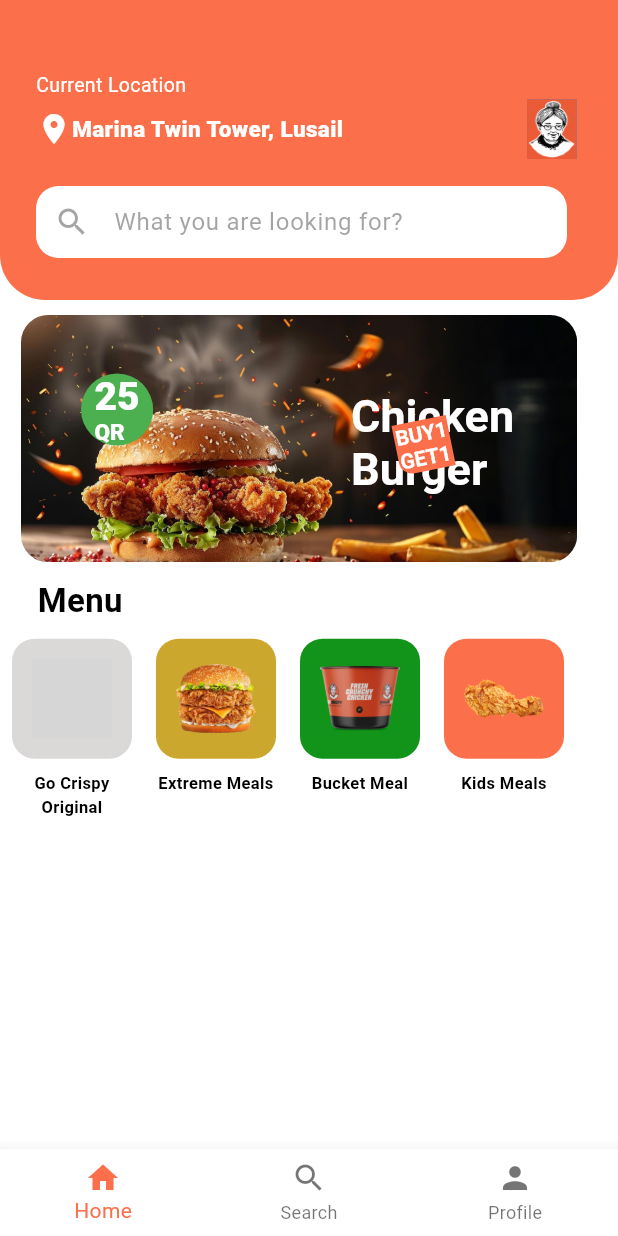
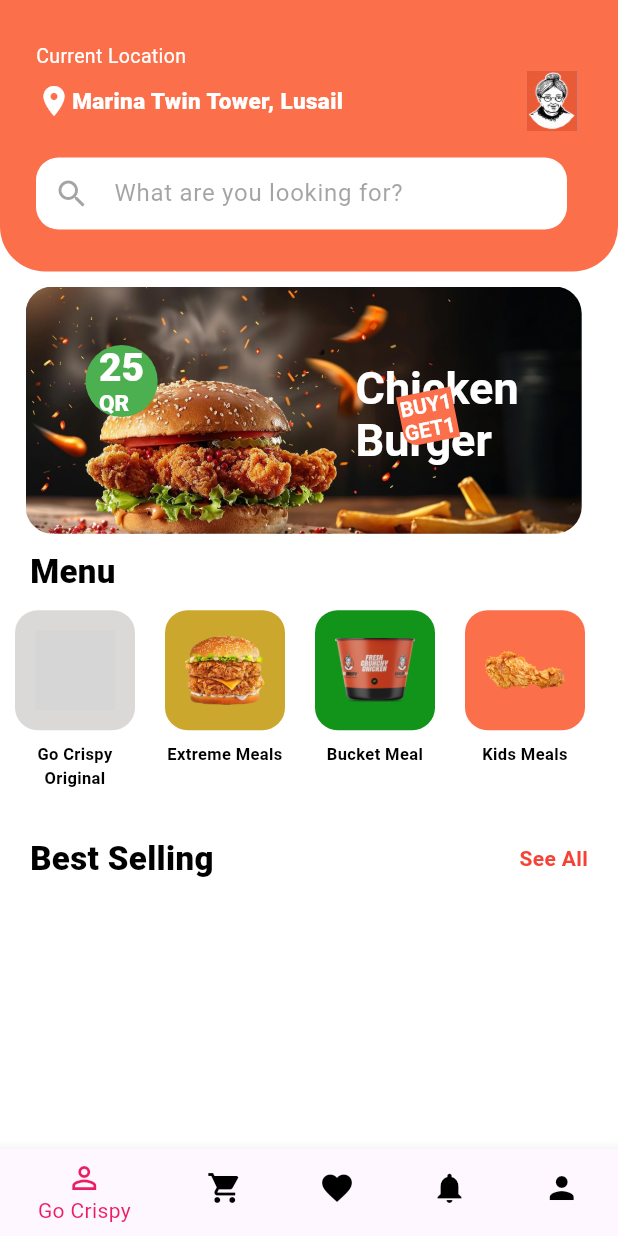
Before and after one commit to Afaf997/food_delivery_app, a Flutter app: the screen it shows after launch, on a phone screen of 412 x 824 dp. Run offline on Flutter 3.47's test engine with Material 3 defaults, Android fonts, the phone set to English and light mode, and no system bars; grey boxes are pictures that could not be loaded.

Commit message:
second commit

```diff
--- a/lib/functions/build_menu_row.dart
+++ b/lib/functions/build_menu_row.dart
@@ -19,13 +19,13 @@ Widget buildMenuRow(BuildContext context) {
   ];
 
   return Container(
-    height: 140, // Adjust height as needed
+    height: 140,
     child: ListView.builder(
       scrollDirection: Axis.horizontal,
       itemCount: menuImages.length,
       itemBuilder: (context, index) {
         return Padding(
-          padding: const EdgeInsets.symmetric(horizontal: 8.0),
+          padding: const EdgeInsets.symmetric(horizontal: 10.0),
           child: Column(
             crossAxisAlignment: CrossAxisAlignment.center,
             children: [
--- /dev/null
+++ b/lib/functions/custom_bottom_navigation.dart
@@ -0,0 +1,45 @@
+import 'package:flutter/material.dart';
+import 'package:food_delivery_app/utils/constant.dart';
+
+class CustomBottomNavBar extends StatelessWidget {
+  final int selectedIndex;
+  final ValueChanged<int> onItemTapped;
+
+  const CustomBottomNavBar({
+    Key? key,
+    required this.selectedIndex,
+    required this.onItemTapped,
+  }) : super(key: key);
+
+  @override
+  Widget build(BuildContext context) {
+    return BottomNavigationBar(
+      currentIndex: selectedIndex,
+      onTap: onItemTapped,
+      selectedItemColor: Colors.pink, // Change to desired color
+      unselectedItemColor: kblack,
+      items: const [
+        BottomNavigationBarItem(
+          icon: Icon(Icons.perm_identity),
+          label: 'Go Crispy',
+        ),
+        BottomNavigationBarItem(
+          icon: Icon(Icons.shopping_cart),
+          label: 'Cart',
+        ),
+        BottomNavigationBarItem(
+          icon: Icon(Icons.favorite),
+          label: 'Wish',
+        ),
+        BottomNavigationBarItem(
+          icon: Icon(Icons.notifications),
+          label: 'Notifications',
+        ),
+        BottomNavigationBarItem(
+          icon: Icon(Icons.person),
+          label: 'Profile',
+        ),
+      ],
+    );
+  }
+}
--- /dev/null
+++ b/lib/functions/row_image.dart
@@ -0,0 +1,5 @@
+import 'package:flutter/material.dart';
+
+Widget rowImage(){
+
+}
--- /dev/null
+++ b/lib/functions/titles.dart
@@ -0,0 +1,29 @@
+import 'package:flutter/material.dart';
+import 'package:food_delivery_app/utils/constant.dart';
+
+Widget buildTitleRow(String title, {String actionText = ''}) {
+  return Padding(
+    padding: EdgeInsets.symmetric(horizontal: 20),
+    child: Row(
+      mainAxisAlignment: MainAxisAlignment.spaceBetween,
+      children: [
+        Text(
+          title,
+          style: TextStyle(
+            fontSize: 22.0,
+            fontWeight: FontWeight.w900,
+            color: kblack,
+          ),
+        ),
+          Text(
+            actionText,
+            style: TextStyle(
+              fontSize: 14.0,
+              fontWeight: FontWeight.bold,
+              color: Colors.red,
+            ),
+          ),
+      ],
+    ),
+  );
+}
--- a/lib/screens/home_screen.dart
+++ b/lib/screens/home_screen.dart
@@ -1,80 +1,76 @@
 import 'package:flutter/material.dart';
 import 'package:food_delivery_app/functions/build_menu_row.dart';
+import 'package:food_delivery_app/functions/custom_bottom_navigation.dart';
 import 'package:food_delivery_app/functions/reusable_richtext.dart';
+import 'package:food_delivery_app/functions/titles.dart';
 import 'package:food_delivery_app/utils/constant.dart';
 
-class HomeScreen extends StatelessWidget {
+
+class HomeScreen extends StatefulWidget {
   const HomeScreen({Key? key});
+
+  @override
+  _HomeScreenState createState() => _HomeScreenState();
+}
+
+class _HomeScreenState extends State<HomeScreen> {
+  int selected = 0;
+
+  void onItemTapped(int index) {
+    setState(() {
+      selected = index;
+    });
+  }
 
   @override
   Widget build(BuildContext context) {
     return Scaffold(
       backgroundColor: kWhite,
-      body: Column(
+      body: SingleChildScrollView(
+        child: Column(
           crossAxisAlignment: CrossAxisAlignment.start,
           children: [
             _buildTopContainer(),
             const SizedBox(height: 10),
             _buildImageContainer(context),
             const SizedBox(height: 10),
-          Padding(
-            padding: EdgeInsets.symmetric(horizontal: kDefaultPadding),
-            child: Text(
-              'Menu',
-              style: TextStyle(
-                fontSize: 22.0,
-                fontWeight: FontWeight.bold,
-                color: kblack,
+            buildTitleRow('Menu'),
+            const SizedBox(height: 10),
+            buildMenuRow(context),
+            const SizedBox(height: 10),
+            buildTitleRow('Best Selling', actionText: 'See All'),
+
+
+            const SizedBox(height: 80),
+
+
+          ],
         ),
       ),
-          ),
-          const SizedBox(height: 10),
-          buildMenuRow(context),
-        ],
-      ),
-      bottomNavigationBar: BottomNavigationBar(
-        items: const <BottomNavigationBarItem>[
-          BottomNavigationBarItem(
-            icon: Icon(Icons.home),
-            label: 'Home',
-          ),
-          BottomNavigationBarItem(
-            icon: Icon(Icons.search),
-            label: 'Search',
-          ),
-          BottomNavigationBarItem(
-            icon: Icon(Icons.person),
-            label: 'Profile',
-          ),
-        ],
-        selectedItemColor: kOrangeColor,
-        backgroundColor: kWhite,
-        currentIndex: 0,
-        onTap: (int index) {
-        },
+      bottomNavigationBar: CustomBottomNavBar(
+        selectedIndex: selected,
+        onItemTapped: onItemTapped,
       ),
     );
   }
 
   Widget _buildTopContainer() {
     return Container(
-      decoration: BoxDecoration(
+      decoration: const BoxDecoration(
         color: kOrangeColor,
-        borderRadius: const BorderRadius.only(
+        borderRadius: BorderRadius.only(
           bottomLeft: Radius.circular(30.0),
           bottomRight: Radius.circular(30.0),
         ),
       ),
-      height: kContainerHeight,
-      width: double.infinity,
-      padding: EdgeInsets.symmetric(horizontal: 24, vertical: 28),
+      padding: const EdgeInsets.symmetric(horizontal: 24, vertical: 28),
       child: Column(
         mainAxisAlignment: MainAxisAlignment.end,
         crossAxisAlignment: CrossAxisAlignment.start,
         children: [
           Text(
             'Current Location',
-            style: kLocationTextStyle,
+            style: kLocationTextStyle.copyWith(color: kWhite),
           ),
           Row(
             children: [
@@ -99,20 +95,20 @@ class HomeScreen extends StatelessWidget {
               ),
             ],
           ),
-          SizedBox(height: 18.0),
+          const SizedBox(height: 18.0),
           Padding(
             padding: const EdgeInsets.only(right: 10),
             child: TextField(
               decoration: InputDecoration(
-                hintText: 'What you are looking for?',
-                hintStyle: kSearchHintTextStyle,
+                hintText: 'What are you looking for?',
+                hintStyle: kSearchHintTextStyle.copyWith(color: kTextHintColor),
                 filled: true,
                 fillColor: kWhite,
                 border: OutlineInputBorder(
                   borderRadius: BorderRadius.circular(15.0),
                   borderSide: BorderSide.none,
                 ),
-                contentPadding: EdgeInsets.symmetric(vertical: 10.0, horizontal: 20.0),
+                contentPadding: const EdgeInsets.symmetric(vertical: 10.0, horizontal: 20.0),
                 prefixIcon: Icon(Icons.search, color: kTextHintColor, size: kIconSize),
               ),
             ),
@@ -124,7 +120,7 @@ class HomeScreen extends StatelessWidget {
 
   Widget _buildImageContainer(BuildContext context) {
     return Container(
-      margin: EdgeInsets.symmetric(horizontal: 14),
+      margin: const EdgeInsets.symmetric(horizontal: 17),
       decoration: kImageBoxDecoration,
       child: Stack(
         alignment: Alignment.topLeft,
--- a/pubspec.yaml
+++ b/pubspec.yaml
@@ -35,6 +35,7 @@ dependencies:
   # The following adds the Cupertino Icons font to your application.
   # Use with the CupertinoIcons class for iOS style icons.
   cupertino_icons: ^1.0.6
+  stylish_bottom_bar: ^1.1.0
 
 dev_dependencies:
   flutter_test:
```
Also changed, not shown: pubspec.lock. Lines whose indentation alone changed are shown as unchanged.
